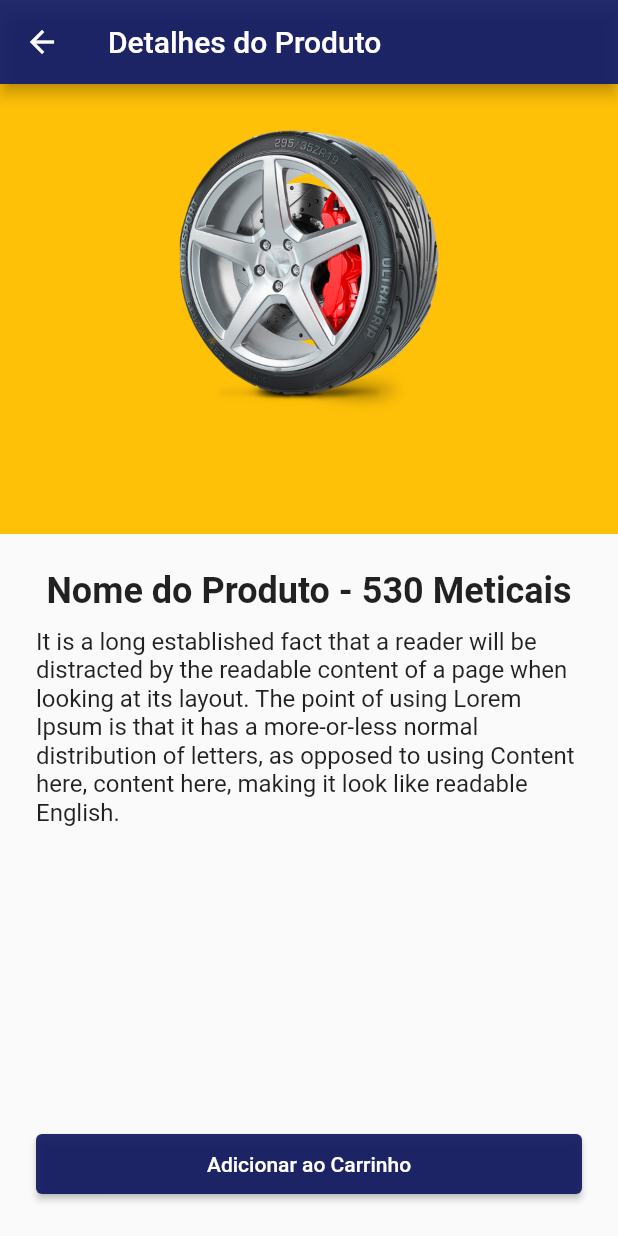
After one commit to marinoricardo/ecommerce_app_flutter, a Flutter app: the DetalhesProduto screen opened by its route, on a phone screen of 412 x 824 dp. The commit adds this screen. Run offline on Flutter 3.47's test engine with Material 2 defaults, Android fonts, the phone set to English and light mode, and no system bars.

Commit message:
detalhes do produto

```diff
--- a/lib/main.dart
+++ b/lib/main.dart
@@ -1,5 +1,6 @@
 // ignore_for_file: prefer_const_constructors
 
+import 'package:ecommerce_app_flutter/pages/detalhes_produto.dart';
 import 'package:ecommerce_app_flutter/pages/home_page.dart';
 import 'package:ecommerce_app_flutter/pages/splash_page.dart';
 import 'package:flutter/material.dart';
@@ -24,6 +25,7 @@ class MyApp extends StatelessWidget {
       routes: {
         '/splash': ((context) => const SplashPage()),
         '/home': ((context) => const HomePage()),
+        '/detalhesproduto': ((context) => const DetalhesProduto()),
       },
     );
   }
--- /dev/null
+++ b/lib/pages/detalhes_produto.dart
@@ -0,0 +1,72 @@
+// ignore_for_file: prefer_const_constructors, prefer_const_literals_to_create_immutables
+
+import 'package:flutter/material.dart';
+
+class DetalhesProduto extends StatefulWidget {
+  const DetalhesProduto({Key? key}) : super(key: key);
+
+  @override
+  State<DetalhesProduto> createState() => _DetalhesProdutoState();
+}
+
+class _DetalhesProdutoState extends State<DetalhesProduto> {
+  @override
+  Widget build(BuildContext context) {
+    return Scaffold(
+      appBar: AppBar(
+        title: Text('Detalhes do Produto'),
+        backgroundColor: Color.fromARGB(235, 16, 24, 95),
+      ),
+      body: Column(
+        children: [
+          Container(
+            color: Colors.amber,
+            height: 300,
+            width: MediaQuery.of(context).size.width,
+            child: Image.asset(
+              'images/produto6.png',
+              height: 300,
+              width: 300,
+            ),
+          ),
+          Padding(
+            padding: EdgeInsets.all(24),
+            child: Container(
+              alignment: Alignment.bottomLeft,
+              // margin: EdgeInsets.all(24),
+              child: Column(
+                children: [
+                  Text(
+                    'Nome do Produto - 530 Meticais',
+                    style: TextStyle(fontSize: 24, fontWeight: FontWeight.bold),
+                  ),
+                  SizedBox(
+                    height: 10,
+                  ),
+                  Text(
+                    'It is a long established fact that a reader will be distracted by the readable content of a page when looking at its layout. The point of using Lorem Ipsum is that it has a more-or-less normal distribution of letters, as opposed to using Content here, content here, making it look like readable English.',
+                    style: TextStyle(fontSize: 16),
+                  ),
+                ],
+              ),
+            ),
+          ),
+          Expanded(
+            child: Container(
+              alignment: Alignment.bottomCenter,
+              margin: EdgeInsets.all(24),
+              child: ElevatedButton(
+                style: ButtonStyle(
+                    minimumSize: MaterialStateProperty.all(Size.fromHeight(40)),
+                    backgroundColor: MaterialStateProperty.all(
+                        Color.fromARGB(235, 16, 24, 95))),
+                onPressed: () {},
+                child: Text('Adicionar ao Carrinho'),
+              ),
+            ),
+          ),
+        ],
+      ),
+    );
+  }
+}
--- a/lib/views/produtos.dart
+++ b/lib/views/produtos.dart
@@ -24,7 +24,8 @@ class Produtos extends StatelessWidget {
           ),
           child: InkWell(
             onTap: () {
-              print('clicou um produto..');
+              // print('clicou um produto..');
+              Navigator.of(context).pushNamed('/detalhesproduto');
             },
             child: Image.asset(
               'images/produto.png',
```
